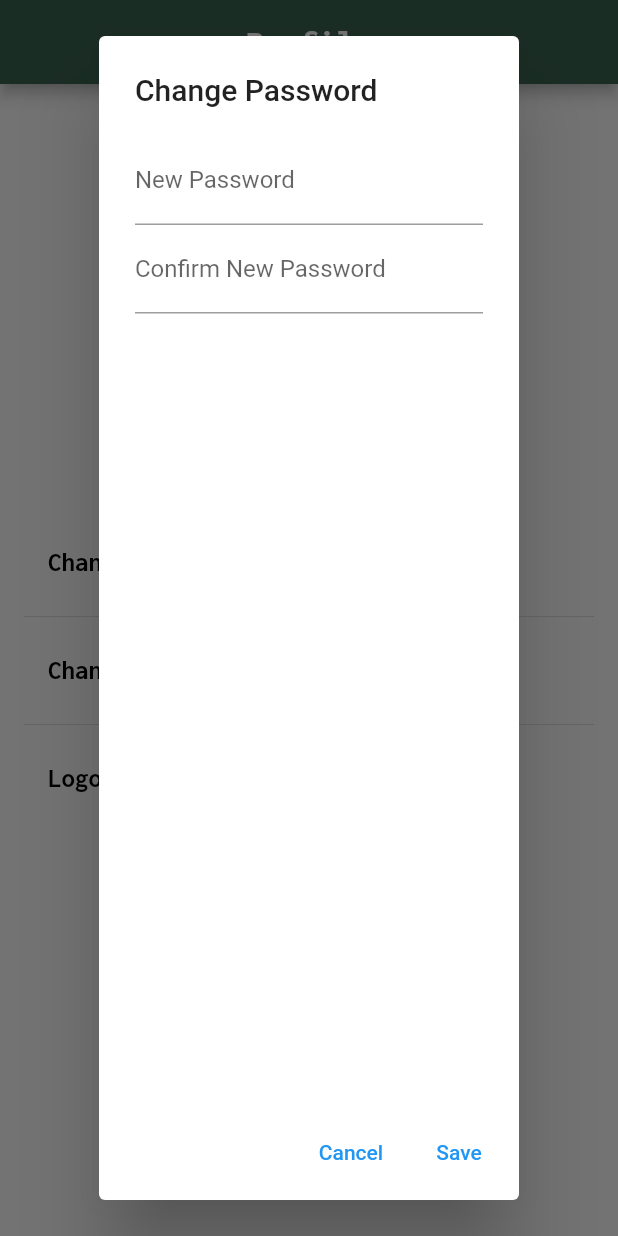
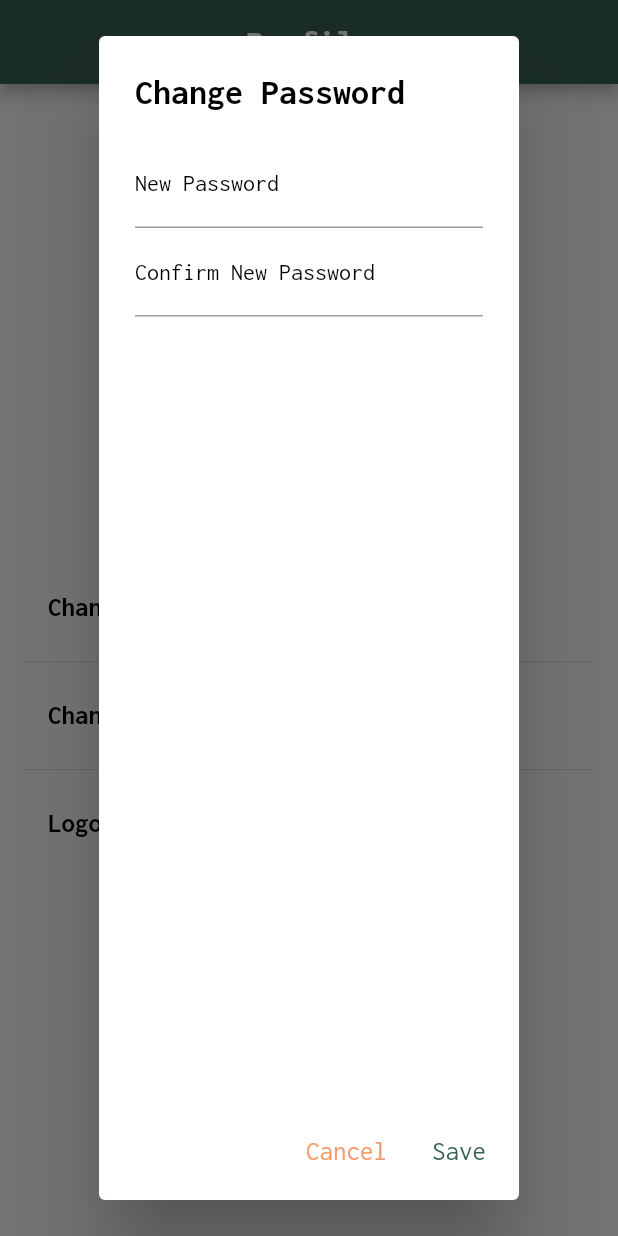
Before and after one commit to maria-raluca-st/filter101, a Flutter app: the ProfileScreen screen opened directly, after a tap on "Change Password", on a phone screen of 412 x 824 dp. Run offline on Flutter 3.47's test engine with Material 2 defaults, Android fonts, the phone set to English and light mode, and no system bars; our stand-ins replace bloc, firebase_auth, firebase_core, firebase_storage, flutter_bloc, flutter_secure_storage and 5 more; missing offline and left inert: tflite_flutter_helper_plus; accounts and stored records are empty; network calls fail; project files that could hold a hidden picture were left out.

Commit message:
added design to dialogs

```diff
--- a/lib/features/profile/profile_screen.dart
+++ b/lib/features/profile/profile_screen.dart
@@ -96,16 +96,6 @@ class _ProfileScreenState extends State<ProfileScreen> {
     }
   }
 
-  // Future<void> _changeEmailAddress(BuildContext context) async {
-  //   // Implement logic for changing email address
-  //   // ...
-  // }
-
-  // Future<void> _changePassword(BuildContext context) async {
-  //   // Implement logic for changing password
-  //   // ...
-  // }
-
   Future<void> _changeEmailAddress(BuildContext context) async {
     final secureStorage = SecureStorage();
     final currentEmail = await secureStorage.getEmail();
@@ -117,22 +107,26 @@ class _ProfileScreenState extends State<ProfileScreen> {
       context: context,
       builder: (BuildContext context) {
         return AlertDialog(
-          title: Text('Change Email Address'),
+          title: Text(
+            'Change Email Address',
+            style: TextStyles.heading(),
+          ),
           content: TextField(
             controller: emailController,
             decoration: InputDecoration(
-              labelText: 'New Email Address',
-            ),
+                labelText: 'New Email Address', labelStyle: TextStyles.body()),
           ),
           actions: <Widget>[
             TextButton(
-              child: Text('Cancel'),
+              child: Text('Cancel',
+                  style: TextStyles.subheading(color: Colour.atomicTangerine)),
               onPressed: () {
                 Navigator.of(context).pop();
               },
             ),
             TextButton(
-              child: Text('Save'),
+              child: Text('Save',
+                  style: TextStyles.subheading(color: Colour.hunterGreen)),
               onPressed: () async {
                 final newEmail = emailController.text;
 
@@ -161,34 +155,40 @@ class _ProfileScreenState extends State<ProfileScreen> {
       context: context,
       builder: (BuildContext context) {
         return AlertDialog(
-          title: Text('Change Password'),
+          title: Text(
+            'Change Password',
+            style: TextStyles.heading(),
+          ),
           content: Column(
             children: [
               TextField(
                 controller: passwordController,
                 obscureText: true,
                 decoration: InputDecoration(
-                  labelText: 'New Password',
-                ),
+                    labelText: 'New Password', labelStyle: TextStyles.body()),
               ),
               TextField(
                 controller: confirmPasswordController,
                 obscureText: true,
                 decoration: InputDecoration(
-                  labelText: 'Confirm New Password',
-                ),
+                    labelText: 'Confirm New Password',
+                    labelStyle: TextStyles.body()),
               ),
             ],
           ),
           actions: <Widget>[
             TextButton(
-              child: Text('Cancel'),
+              child: Text(
+                'Cancel',
+                style: TextStyles.subheading(color: Colour.atomicTangerine),
+              ),
               onPressed: () {
                 Navigator.of(context).pop();
               },
             ),
             TextButton(
-              child: Text('Save'),
+              child: Text('Save',
+                  style: TextStyles.subheading(color: Colour.hunterGreen)),
               onPressed: () async {
                 final newPassword = passwordController.text;
                 final confirmPassword = confirmPasswordController.text;
@@ -252,7 +252,7 @@ class _ProfileScreenState extends State<ProfileScreen> {
                         ),
                 ),
               ),
-              const SizedBox(height: 16.0),
+              const SizedBox(height: 46.0),
               Text(
                 _userEmail ?? '',
                 style: TextStyles.subheading(fontSize: 18),
```
